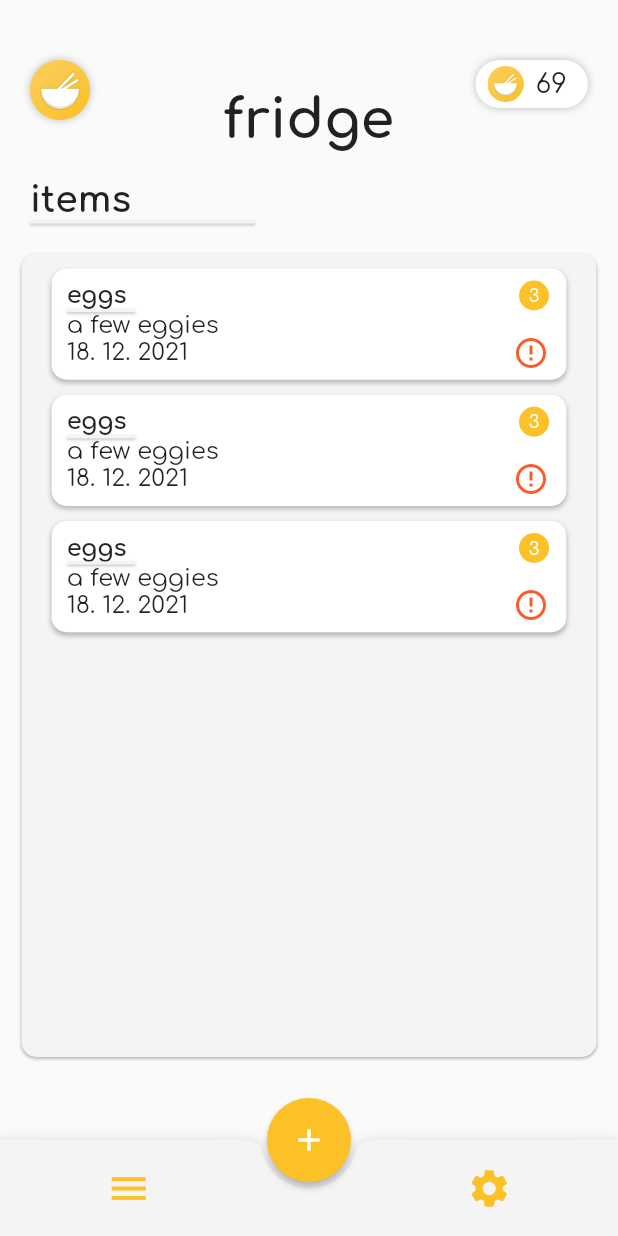
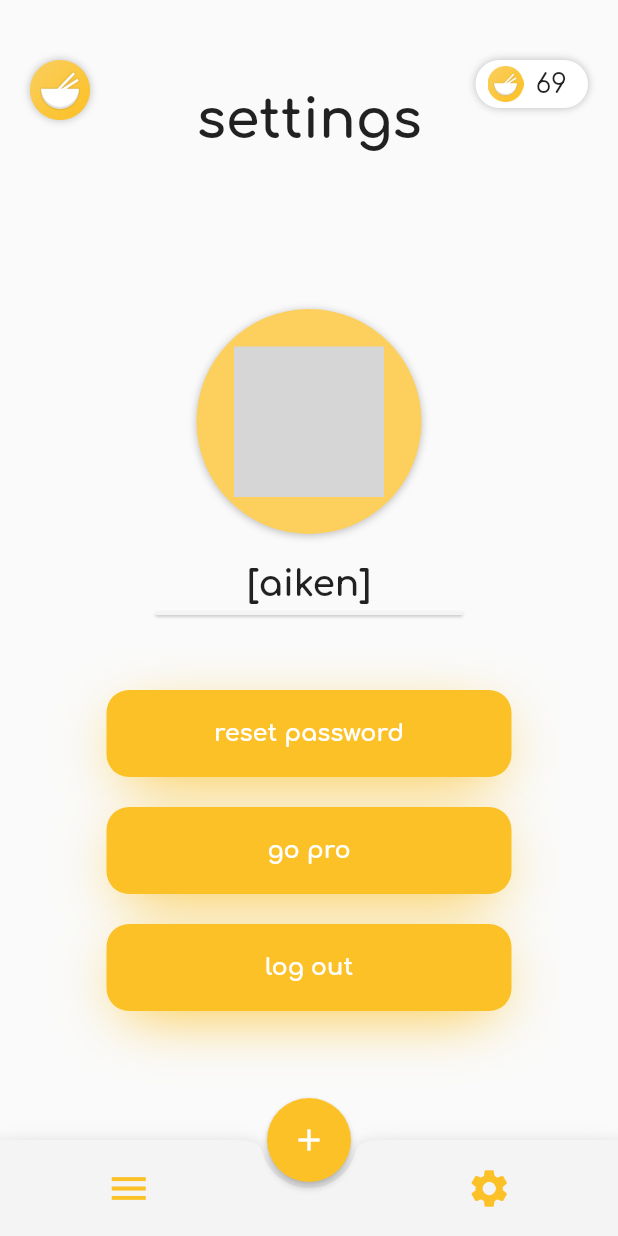
Before and after one commit to aeriotech/codeweek-app, a Flutter app: the HomeScreen screen opened by its route, after a tap on the "settings" icon, on a phone screen of 412 x 824 dp. Run offline on Flutter 3.47's test engine with Material 2 defaults, Android fonts, the phone set to English and light mode, and no system bars; our stand-ins replace flutter_svg, google_fonts; network calls fail; grey boxes are pictures that could not be loaded.

Commit message:
Settings

```diff
--- a/lib/app.dart
+++ b/lib/app.dart
@@ -1,5 +1,6 @@
 import 'package:cookify/screens/home.screen.dart';
 import 'package:cookify/screens/selection.screen.dart';
+import 'package:cookify/screens/settings.screen.dart';
 import 'package:cookify/utils/constants/colors.dart';
 import 'package:flutter/material.dart';
 import 'package:cookify/screens/login.screen.dart';
@@ -15,6 +16,7 @@ class App extends StatelessWidget {
         LoginScreen.routeName: (context) => const LoginScreen(),
         HomeScreen.routeName: (context) => const HomeScreen(),
         SelectionScreen.routeName: (context) => const SelectionScreen(),
+        SettingsScreen.routeName: (context) => const SettingsScreen(),
       },
       initialRoute: LoginScreen.routeName,
       theme: ThemeData(
--- a/lib/screens/home.screen.dart
+++ b/lib/screens/home.screen.dart
@@ -84,8 +84,12 @@ class _HomeScreenState extends State<HomeScreen> {
                 )
               ]
             ),
-            child: ListView(
-              children: items,
+            child: GlowingOverscrollIndicator(
+              color: CookifyColors.red,
+              axisDirection: AxisDirection.down,
+              child: ListView(
+                children: items,
+              ),
             ),
           )
         ]
--- a/lib/screens/selection.screen.dart
+++ b/lib/screens/selection.screen.dart
@@ -1,20 +1,13 @@
 import 'package:cookify/widgets/button.widget.dart';
-import 'package:cookify/widgets/login_form.widget.dart';
 import 'package:flutter/material.dart';
 import 'package:cookify/screens/home.screen.dart';
 
-class SelectionScreen extends StatefulWidget {
+class SelectionScreen extends StatelessWidget {
   const SelectionScreen({Key? key}) : super(key: key);
 
-  static const routeName = '/selection';
+  static const String routeName = '/selection';
 
-  @override
-  State<SelectionScreen> createState() => _SelectionScreenState();
-}
-
-class _SelectionScreenState extends State<SelectionScreen> {
-
-  void addItems() {
+  void addItems(context) {
     Navigator.pushNamed(context, HomeScreen.routeName);
   }
 
@@ -26,9 +19,9 @@ class _SelectionScreenState extends State<SelectionScreen> {
           crossAxisAlignment: CrossAxisAlignment.center,
           mainAxisAlignment: MainAxisAlignment.center,
           children: [
-            CookifyButton(text: 'add items', onPressed: addItems),
+            CookifyButton(text: 'add items', onPressed: () => addItems(context)),
             const SizedBox(height: 20.0,),
-            CookifyButton(text: 'hungry', onPressed: addItems),
+            CookifyButton(text: 'hungry?', onPressed: () => addItems(context)),
           ],
         ),
       ),
--- /dev/null
+++ b/lib/screens/settings.screen.dart
@@ -0,0 +1,78 @@
+import 'package:cookify/utils/constants/colors.dart';
+import 'package:cookify/widgets/button.widget.dart';
+import 'package:cookify/widgets/cookify.scaffold.dart';
+import 'package:cookify/widgets/seperator.widget.dart';
+import 'package:flutter/material.dart';
+import 'package:cookify/screens/home.screen.dart';
+import 'package:flutter_svg/flutter_svg.dart';
+
+class SettingsScreen extends StatefulWidget {
+  const SettingsScreen({Key? key}) : super(key: key);
+
+  static const routeName = '/settings';
+
+  @override
+  State<SettingsScreen> createState() => _SettingsScreenState();
+}
+
+class _SettingsScreenState extends State<SettingsScreen> {
+  void addItems() {
+    Navigator.pushNamed(context, HomeScreen.routeName);
+  }
+
+  final String username = 'aiken';
+
+  @override
+  Widget build(BuildContext context) {
+    return CookifyScaffold(
+      title: 'settings',
+      body: Center(
+        child: Column(
+          crossAxisAlignment: CrossAxisAlignment.center,
+          mainAxisAlignment: MainAxisAlignment.center,
+          children: [
+            Container(
+              width: 150.0,
+              height: 150.0,
+              decoration: BoxDecoration(
+                color: CookifyColors.yellow2,
+                shape: BoxShape.circle,
+                boxShadow: [
+                  BoxShadow(
+                    offset: const Offset(0, 1.0),
+                    blurRadius: 4.0,
+                    color: Colors.black.withOpacity(0.25)
+                  )
+                ],
+              ),
+              child: Align(
+                alignment: Alignment.center,
+                child: SvgPicture.network('https://avatars.dicebear.com/api/avataaars/$username.svg', width: 100.0,),
+              ),
+            ),
+            const SizedBox(height: 20.0,),
+            Text(
+              '[$username]',
+              style: const TextStyle(
+                fontSize: 24.0,
+                fontWeight: FontWeight.bold,
+              )
+            ),
+            const SizedBox(height: 5.0),
+            const CookifySeperator(width: 205.0),
+            const SizedBox(height: 50.0,),
+            CookifyButton(text: 'reset password', onPressed: addItems),
+            const SizedBox(
+              height: 20.0,
+            ),
+            CookifyButton(text: 'go pro', onPressed: addItems),
+            const SizedBox(
+              height: 20.0,
+            ),
+            CookifyButton(text: 'log out', onPressed: addItems),
+          ],
+        ),
+      ),
+    );
+  }
+}
--- a/lib/widgets/cookify.scaffold.dart
+++ b/lib/widgets/cookify.scaffold.dart
@@ -1,5 +1,6 @@
 import 'package:cookify/screens/home.screen.dart';
 import 'package:cookify/screens/selection.screen.dart';
+import 'package:cookify/screens/settings.screen.dart';
 import 'package:cookify/utils/constants/colors.dart';
 import 'package:flutter/material.dart';
 
@@ -118,7 +119,7 @@ class CookifyScaffold extends StatelessWidget {
                   size: 30.0,
                   color: CookifyColors.yellow,
                 ),
-                onPressed: () => Navigator.pushNamed(context, 'settings'),
+                onPressed: () => Navigator.pushNamed(context, SettingsScreen.routeName),
               ),
             ],
           ),
--- a/pubspec.yaml
+++ b/pubspec.yaml
@@ -3,7 +3,7 @@ description: An app
 
 # The following line prevents the package from being accidentally published to
 # pub.dev using `flutter pub publish`. This is preferred for private packages.
-publish_to: 'none' # Remove this line if you wish to publish to pub.dev
+publish_to: "none" # Remove this line if you wish to publish to pub.dev
 
 # The following defines the version and build number for your application.
 # A version number is three numbers separated by dots, like 1.2.43
@@ -30,7 +30,7 @@ dependencies:
   flutter:
     sdk: flutter
   google_fonts: ^2.1.0
-
+  flutter_svg: ^0.22.0
 
   # The following adds the Cupertino Icons font to your application.
   # Use with the CupertinoIcons class for iOS style icons.
@@ -52,7 +52,6 @@ dev_dependencies:
 
 # The following section is specific to Flutter.
 flutter:
-
   # The following line ensures that the Material Icons font is
   # included with your application, so that you can use the icons in
   # the material Icons class.
```
Also changed, not shown: pubspec.lock.
